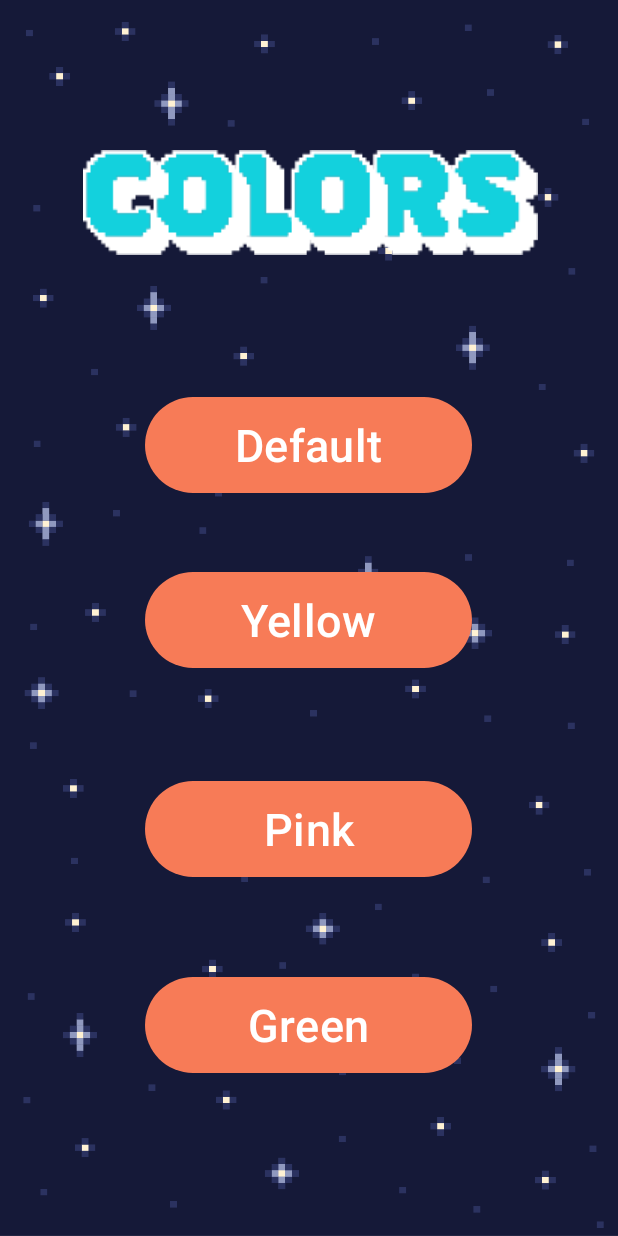
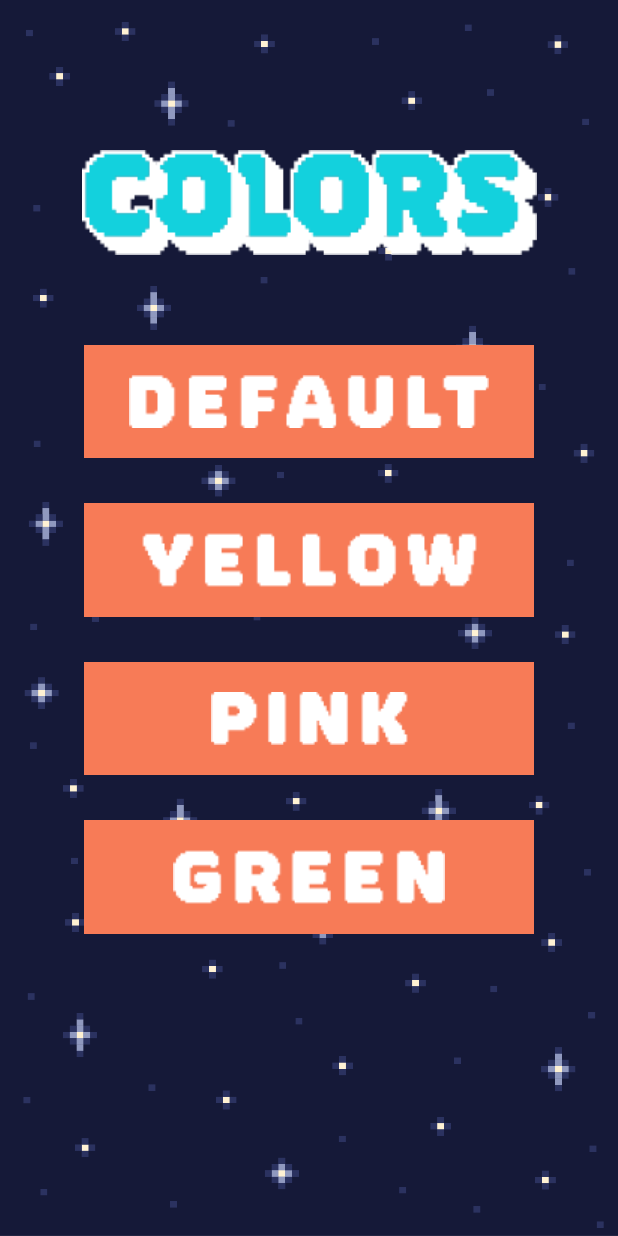
Before and after one commit to NovaRanger/Aero, an Android app: the ColorActivity screen opened directly, with no data from a screen before it, on a phone screen of 412 x 824 dp. Run offline under Robolectric (Android 15) with nearby library versions, the phone set to English and light mode, and no system bars.

Commit message:
helen - updated xml files for stuff under settings: imageButtons, layout, added strings for text in credits and help instructions

```diff
--- a/app/src/main/res/layout/color_activity.xml
+++ b/app/src/main/res/layout/color_activity.xml
@@ -17,62 +17,54 @@
         android:layout_marginTop="60dp"
         android:contentDescription="@string/cd_colors"
         android:src="@drawable/settings_header_colors"
-        app:layout_constraintHorizontal_bias="0.496"
         app:layout_constraintLeft_toLeftOf="parent"
         app:layout_constraintRight_toRightOf="parent"
         app:layout_constraintTop_toTopOf="parent" />
 
-    <Button
-        android:id="@+id/Dark_Theme"
-        android:layout_width="218dp"
-        android:layout_height="72dp"
-        android:text="Default"
-        android:textSize="30dp"
+    <ImageButton
+        android:id="@+id/defaultButton"
+        android:layout_width="300dp"
+        android:layout_height="wrap_content"
+        android:src="@drawable/color_button_default"
+        style="@style/StartPageButton"
+        android:layout_marginTop="60dp"
+        app:layout_constraintEnd_toEndOf="parent"
+        app:layout_constraintStart_toStartOf="parent"
+        app:layout_constraintTop_toBottomOf="@id/colorHeader" />
 
-        app:layout_constraintBottom_toBottomOf="parent"
+    <ImageButton
+        android:id="@+id/YellowButton"
+        android:layout_width="300dp"
+        android:layout_height="wrap_content"
+        android:src="@drawable/color_button_yellow"
+        style="@style/StartPageButton"
+        android:layout_margin="30dp"
         app:layout_constraintEnd_toEndOf="parent"
-        app:layout_constraintHorizontal_bias="0.497"
         app:layout_constraintStart_toStartOf="parent"
-        app:layout_constraintTop_toTopOf="parent"
-        app:layout_constraintVertical_bias="0.347" />
+        app:layout_constraintTop_toBottomOf="@id/defaultButton" />
 
-    <Button
-        android:id="@+id/YellowButton"
-        android:layout_width="218dp"
-        android:layout_height="72dp"
-        android:text="Yellow"
-        android:textSize="30dp"
-        app:layout_constraintBottom_toBottomOf="parent"
+    <ImageButton
+        android:id="@+id/PinkButton"
+        android:layout_width="300dp"
+        android:layout_height="wrap_content"
+        android:src="@drawable/color_button_pink"
+        style="@style/StartPageButton"
+        android:layout_margin="30dp"
         app:layout_constraintEnd_toEndOf="parent"
-        app:layout_constraintHorizontal_bias="0.497"
         app:layout_constraintStart_toStartOf="parent"
-        app:layout_constraintTop_toBottomOf="@+id/Dark_Theme"
-        app:layout_constraintVertical_bias="0.106" />
+        app:layout_constraintTop_toBottomOf="@id/YellowButton" />
 
-    <Button
+    <ImageButton
         android:id="@+id/GreenButton"
-        android:layout_width="218dp"
-        android:layout_height="72dp"
-        android:text="Green"
-        android:textSize="30dp"
-        app:layout_constraintBottom_toBottomOf="parent"
+        android:layout_width="300dp"
+        android:layout_height="wrap_content"
+        android:src="@drawable/color_button_green"
+        style="@style/StartPageButton"
+        android:layout_margin="30dp"
         app:layout_constraintEnd_toEndOf="parent"
-        app:layout_constraintHorizontal_bias="0.497"
         app:layout_constraintStart_toStartOf="parent"
-        app:layout_constraintTop_toTopOf="parent"
-        app:layout_constraintVertical_bias="0.861" />
+        app:layout_constraintTop_toBottomOf="@id/PinkButton" />
 
-    <Button
-        android:id="@+id/PinkButton"
-        android:layout_width="218dp"
-        android:layout_height="72dp"
-        android:text="Pink"
-        android:textSize="30dp"
-        app:layout_constraintBottom_toBottomOf="parent"
-        app:layout_constraintEnd_toEndOf="parent"
-        app:layout_constraintHorizontal_bias="0.497"
-        app:layout_constraintStart_toStartOf="parent"
-        app:layout_constraintTop_toTopOf="parent"
-        app:layout_constraintVertical_bias="0.687" />
+
 
 </androidx.constraintlayout.widget.ConstraintLayout>
--- a/app/src/main/res/layout/help_activity.xml
+++ b/app/src/main/res/layout/help_activity.xml
@@ -65,14 +65,13 @@
         app:layout_constraintVertical_bias="0.519"
         android:onClick="onColorClick"/>
 
-    <Button
+    <ImageView
         android:id="@+id/settingsButton"
         android:layout_width="195dp"
         android:layout_height="74dp"
         android:layout_margin="30dp"
         style="@style/StartPageButton"
-        android:text="Settings"
-        android:textSize="24dp"
+        android:src="@drawable/start_button_help"
         app:layout_constraintBottom_toBottomOf="parent"
         app:layout_constraintLeft_toLeftOf="parent"
         app:layout_constraintRight_toRightOf="parent"
--- a/app/src/main/res/values/strings.xml
+++ b/app/src/main/res/values/strings.xml
@@ -1,6 +1,8 @@
 <resources>
     <string name="app_name">AERO</string>
     <!--text used within app-->
+    <string name="help_instructions">Repeat the pattern of the arrows displayed on top of the screen. If you get one wrong, the game will end and display your score.</string>
+    <string name="credits">Aero is an app designed and developed by students from the University of North Georgia. Designed and developed in the spring of 2024 as a project for their Mobile Applications class by developers Ivan Turcios, Elizabeth Sexton, Helen Viec, and Conor Smith."</string>
 
     <!--content descriptions-->
     <string name="cd_aero">aero logo</string>
@@ -14,4 +16,7 @@
     <string name="gameOver" />
     <string name="Menu" />
     <string name="Score" />
+    <string name="rectangle"/>
+    <string name="how_to_play"/>
+
 </resources>
```
Also changed, not shown: app/src/main/java/com/group/project/HelpActivity.java (+10 -21 lines), app/src/main/res/layout/about_activity.xml (+24 -17 lines), app/src/main/res/layout/settings_activity.xml (+45 -23 lines).
